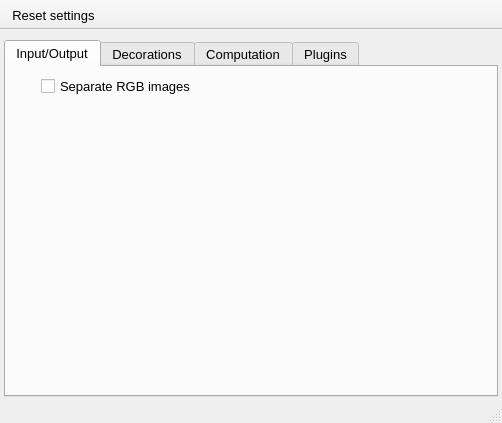
Before: the Qt Designer form UIs/nPreferences.ui in NeutrinoToolkit/Neutrino, drawn with Qt 5.
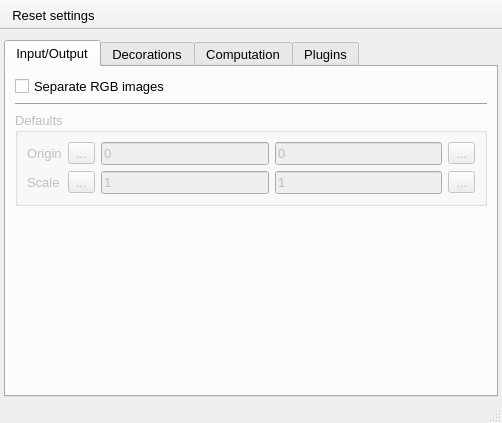
After: the same form once the commit is applied. Icons and pictures are not drawn.

Diff of the .ui file:
```diff
--- a/UIs/nPreferences.ui
+++ b/UIs/nPreferences.ui
@@ -22,7 +22,7 @@
    <bool>true</bool>
   </property>
   <widget class="QWidget" name="centralwidget">
-   <layout class="QGridLayout" name="gridLayout">
+   <layout class="QHBoxLayout" name="horizontalLayout">
     <property name="leftMargin">
      <number>4</number>
     </property>
@@ -35,7 +35,7 @@
     <property name="bottomMargin">
      <number>4</number>
     </property>
-    <item row="0" column="0">
+    <item>
      <widget class="QTabWidget" name="tabWidget">
       <property name="currentIndex">
        <number>0</number>
@@ -47,21 +47,8 @@
        <attribute name="title">
         <string>Input/Output</string>
        </attribute>
-       <layout class="QFormLayout" name="formLayout">
-        <item row="1" column="0">
-         <spacer name="verticalSpacer">
-          <property name="orientation">
-           <enum>Qt::Vertical</enum>
-          </property>
-          <property name="sizeHint" stdset="0">
-           <size>
-            <width>20</width>
-            <height>40</height>
-           </size>
-          </property>
-         </spacer>
-        </item>
-        <item row="0" column="1">
+       <layout class="QVBoxLayout" name="verticalLayout">
+        <item>
          <widget class="QCheckBox" name="separateRGB">
           <property name="font">
            <font>
@@ -76,6 +63,142 @@
           </property>
          </widget>
         </item>
+        <item>
+         <widget class="Line" name="line">
+          <property name="orientation">
+           <enum>Qt::Horizontal</enum>
+          </property>
+         </widget>
+        </item>
+        <item>
+         <widget class="QGroupBox" name="groupBox">
+          <property name="enabled">
+           <bool>false</bool>
+          </property>
+          <property name="title">
+           <string>Defaults</string>
+          </property>
+          <layout class="QGridLayout" name="gridLayout">
+           <item row="1" column="3">
+            <widget class="QLineEdit" name="scaleX">
+             <property name="text">
+              <string>1</string>
+             </property>
+            </widget>
+           </item>
+           <item row="1" column="5">
+            <widget class="QToolButton" name="getScale">
+             <property name="text">
+              <string>...</string>
+             </property>
+             <property name="icon">
+              <iconset resource="../../build-neutrinoMaster-Brew-Debug/src/qrc/icons.qrc">
+               <normaloff>:/icons/autoRefresh.png</normaloff>:/icons/autoRefresh.png</iconset>
+             </property>
+            </widget>
+           </item>
+           <item row="1" column="4">
+            <widget class="QLineEdit" name="scaleY">
+             <property name="text">
+              <string>1</string>
+             </property>
+            </widget>
+           </item>
+           <item row="0" column="4">
+            <widget class="QLineEdit" name="originY">
+             <property name="text">
+              <string>0</string>
+             </property>
+            </widget>
+           </item>
+           <item row="0" column="3">
+            <widget class="QLineEdit" name="originX">
+             <property name="text">
+              <string>0</string>
+             </property>
+            </widget>
+           </item>
+           <item row="0" column="1">
+            <widget class="QLabel" name="label_8">
+             <property name="font">
+              <font>
+               <pointsize>10</pointsize>
+              </font>
+             </property>
+             <property name="text">
+              <string>Origin</string>
+             </property>
+            </widget>
+           </item>
+           <item row="1" column="1">
+            <widget class="QLabel" name="label_9">
+             <property name="font">
+              <font>
+               <pointsize>10</pointsize>
+              </font>
+             </property>
+             <property name="text">
+              <string>Scale</string>
+             </property>
+            </widget>
+           </item>
+           <item row="0" column="5">
+            <widget class="QToolButton" name="getOrigin">
+             <property name="text">
+              <string>...</string>
+             </property>
+             <property name="icon">
+              <iconset resource="../../build-neutrinoMaster-Brew-Debug/src/qrc/icons.qrc">
+               <normaloff>:/icons/autoRefresh.png</normaloff>:/icons/autoRefresh.png</iconset>
+             </property>
+            </widget>
+           </item>
+           <item row="0" column="2">
+            <widget class="QToolButton" name="lockOrigin">
+             <property name="text">
+              <string>...</string>
+             </property>
+             <property name="icon">
+              <iconset resource="../../build-neutrinoMaster-Brew-Debug/src/qrc/icons.qrc">
+               <normaloff>:/icons/lockOpen.png</normaloff>
+               <normalon>:/icons/lockClose.png</normalon>:/icons/lockOpen.png</iconset>
+             </property>
+             <property name="checkable">
+              <bool>true</bool>
+             </property>
+            </widget>
+           </item>
+           <item row="1" column="2">
+            <widget class="QToolButton" name="lockScale">
+             <property name="text">
+              <string>...</string>
+             </property>
+             <property name="icon">
+              <iconset resource="../../build-neutrinoMaster-Brew-Debug/src/qrc/icons.qrc">
+               <normaloff>:/icons/lockOpen.png</normaloff>
+               <normalon>:/icons/lockClose.png</normalon>:/icons/lockOpen.png</iconset>
+             </property>
+             <property name="checkable">
+              <bool>true</bool>
+             </property>
+            </widget>
+           </item>
+          </layout>
+         </widget>
+        </item>
+        <item>
+         <spacer name="verticalSpacer">
+          <property name="orientation">
+           <enum>Qt::Vertical</enum>
+          </property>
+          <property name="sizeHint" stdset="0">
+           <size>
+            <width>20</width>
+            <height>40</height>
+           </size>
+          </property>
+         </spacer>
+        </item>
        </layout>
       </widget>
       <widget class="QWidget" name="decoration">
```
Left out of the diff: 2 changed lines with no effect on the pictures.
